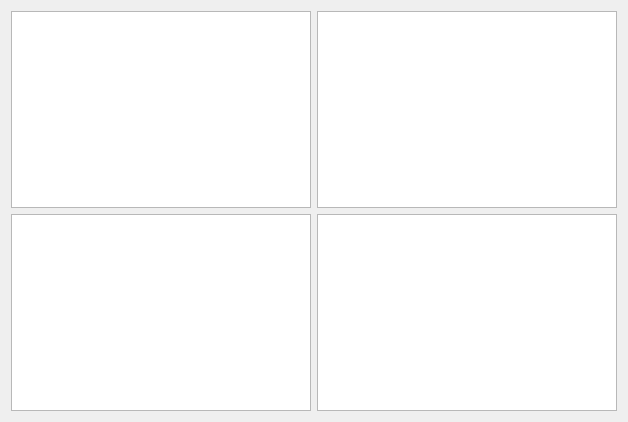
Above: mac/examples/GasInfo/terminalwidget.ui from Quenii/ADCEVM before the change. Below: the same form after it.
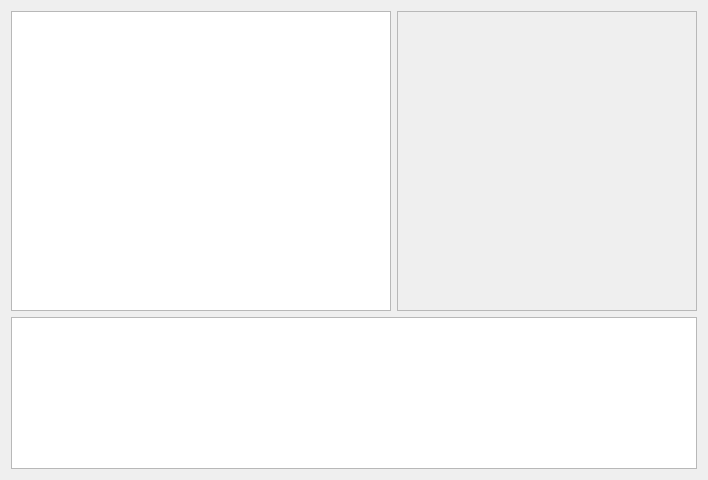
That is the form after the change. Custom widgets are drawn as their Qt base class.

What changed in the file:
```diff
--- a/mac/examples/GasInfo/terminalwidget.ui
+++ b/mac/examples/GasInfo/terminalwidget.ui
@@ -6,28 +6,86 @@
    <rect>
     <x>0</x>
     <y>0</y>
-    <width>628</width>
-    <height>422</height>
+    <width>708</width>
+    <height>480</height>
    </rect>
   </property>
   <property name="windowTitle">
    <string>Form</string>
   </property>
   <layout class="QGridLayout" name="gridLayout">
-   <item row="1" column="0">
-    <widget class="QTreeView" name="treeView"/>
-   </item>
-   <item row="1" column="1">
-    <widget class="QTableView" name="tableView"/>
-   </item>
-   <item row="0" column="1">
-    <widget class="QColumnView" name="columnView"/>
-   </item>
    <item row="0" column="0">
-    <widget class="QListView" name="listView"/>
+    <widget class="QTableView" name="tableView">
+     <property name="sizePolicy">
+      <sizepolicy hsizetype="Expanding" vsizetype="Expanding">
+       <horstretch>0</horstretch>
+       <verstretch>0</verstretch>
+      </sizepolicy>
+     </property>
+     <property name="minimumSize">
+      <size>
+       <width>0</width>
+       <height>300</height>
+      </size>
+     </property>
+     <property name="maximumSize">
+      <size>
+       <width>16777215</width>
+       <height>300</height>
+      </size>
+     </property>
+    </widget>
+   </item>
+   <item row="0" column="1">
+    <widget class="QFrame" name="frame">
+     <property name="minimumSize">
+      <size>
+       <width>300</width>
+       <height>300</height>
+      </size>
+     </property>
+     <property name="maximumSize">
+      <size>
+       <width>300</width>
+       <height>300</height>
+      </size>
+     </property>
+     <property name="frameShape">
+      <enum>QFrame::StyledPanel</enum>
+     </property>
+     <property name="frameShadow">
+      <enum>QFrame::Plain</enum>
+     </property>
+     <layout class="QHBoxLayout" name="horizontalLayout">
+      <property name="margin">
+       <number>0</number>
+      </property>
+      <item>
+       <widget class="QMapWidget" name="widget" native="true"/>
+      </item>
+     </layout>
+    </widget>
+   </item>
+   <item row="1" column="0" colspan="2">
+    <widget class="QListView" name="listView">
+     <property name="sizePolicy">
+      <sizepolicy hsizetype="Expanding" vsizetype="Expanding">
+       <horstretch>0</horstretch>
+       <verstretch>0</verstretch>
+      </sizepolicy>
+     </property>
+    </widget>
    </item>
   </layout>
  </widget>
+ <customwidgets>
+  <customwidget>
+   <class>QMapWidget</class>
+   <extends>QWidget</extends>
+   <header>qmapwidget.h</header>
+   <container>1</container>
+  </customwidget>
+ </customwidgets>
  <resources/>
  <connections/>
 </ui>
```
